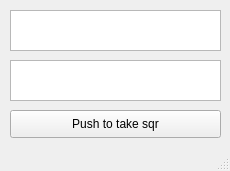
This is formBaseUi.ui in MnT-for-collective-development/SqrtPythonProject as Qt 5 draws it before an edit. The edited form follows.
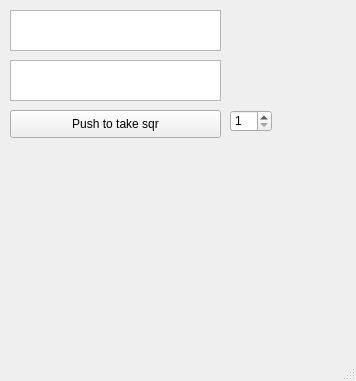
This is the edited form.

Commit message: Added spinbox for rounder

Patch:
```diff
--- a/formBaseUi.ui
+++ b/formBaseUi.ui
@@ -6,8 +6,8 @@
    <rect>
     <x>0</x>
     <y>0</y>
-    <width>230</width>
-    <height>171</height>
+    <width>356</width>
+    <height>381</height>
    </rect>
   </property>
   <property name="sizePolicy">
@@ -18,14 +18,14 @@
   </property>
   <property name="minimumSize">
    <size>
-    <width>230</width>
-    <height>171</height>
+    <width>0</width>
+    <height>0</height>
    </size>
   </property>
   <property name="maximumSize">
    <size>
-    <width>230</width>
-    <height>171</height>
+    <width>230000</width>
+    <height>230000</height>
    </size>
   </property>
   <property name="windowTitle">
@@ -70,6 +70,28 @@
       <height>41</height>
      </rect>
     </property>
+    <property name="documentTitle">
+     <string/>
+    </property>
+    <property name="placeholderText">
+     <string/>
+    </property>
+   </widget>
+   <widget class="QSpinBox" name="spinBox">
+    <property name="geometry">
+     <rect>
+      <x>230</x>
+      <y>110</y>
+      <width>42</width>
+      <height>22</height>
+     </rect>
+    </property>
+    <property name="minimum">
+     <number>1</number>
+    </property>
+    <property name="maximum">
+     <number>20</number>
+    </property>
    </widget>
   </widget>
   <widget class="QMenuBar" name="menubar">
```
Left out of the diff: 2 changed lines with no effect on the pictures.
